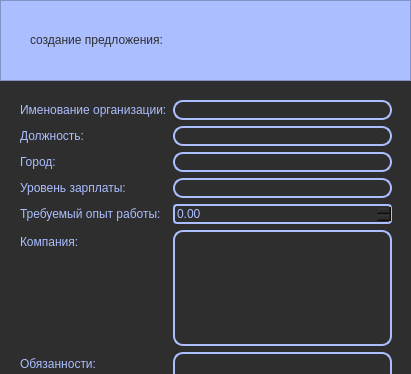
Above: anketa_organisation.ui from KawaiiZhele/Yandex-lyceum-1st-project before the change; both pictures show x 0 to 411 and y 0 to 374 of the 411 by 797 pixel window. Below: the same form after it.
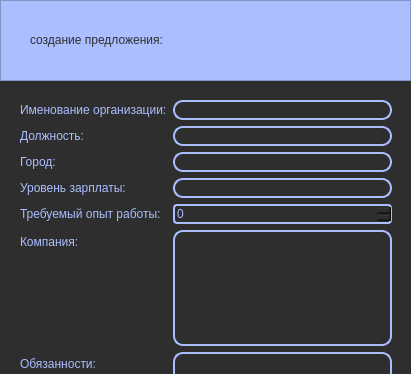
That is the form after the change.

Diff of the .ui file:
```diff
--- a/anketa_organisation.ui
+++ b/anketa_organisation.ui
@@ -170,17 +170,6 @@
        </property>
       </widget>
      </item>
-     <item row="4" column="1">
-      <widget class="QDoubleSpinBox" name="job_age_admin">
-       <property name="styleSheet">
-        <string notr="true">bachground-color: #2E2E2E;
-border: 2px solid #ABBEFF;
-border-radius: 4px;
-font: 10pt &quot;Fulbo Argenta&quot;;
-color: #ABBEFF</string>
-       </property>
-      </widget>
-     </item>
      <item row="7" column="1">
       <widget class="QTextEdit" name="requirements_admin">
        <property name="styleSheet">
@@ -225,6 +214,18 @@
        </property>
       </widget>
      </item>
+     <item row="4" column="1">
+      <widget class="QSpinBox" name="job_age_user">
+       <property name="styleSheet">
+        <string notr="true">bachground-color: #2E2E2E;
+border: 2px solid #ABBEFF;
+border-radius: 4px;
+font: 10pt &quot;Fulbo Argenta&quot;;
+color: #ABBEFF
+</string>
+       </property>
+      </widget>
+     </item>
     </layout>
    </widget>
    <widget class="QFrame" name="frame">
```
Left out of the diff: 2 changed lines with no effect on the pictures.
